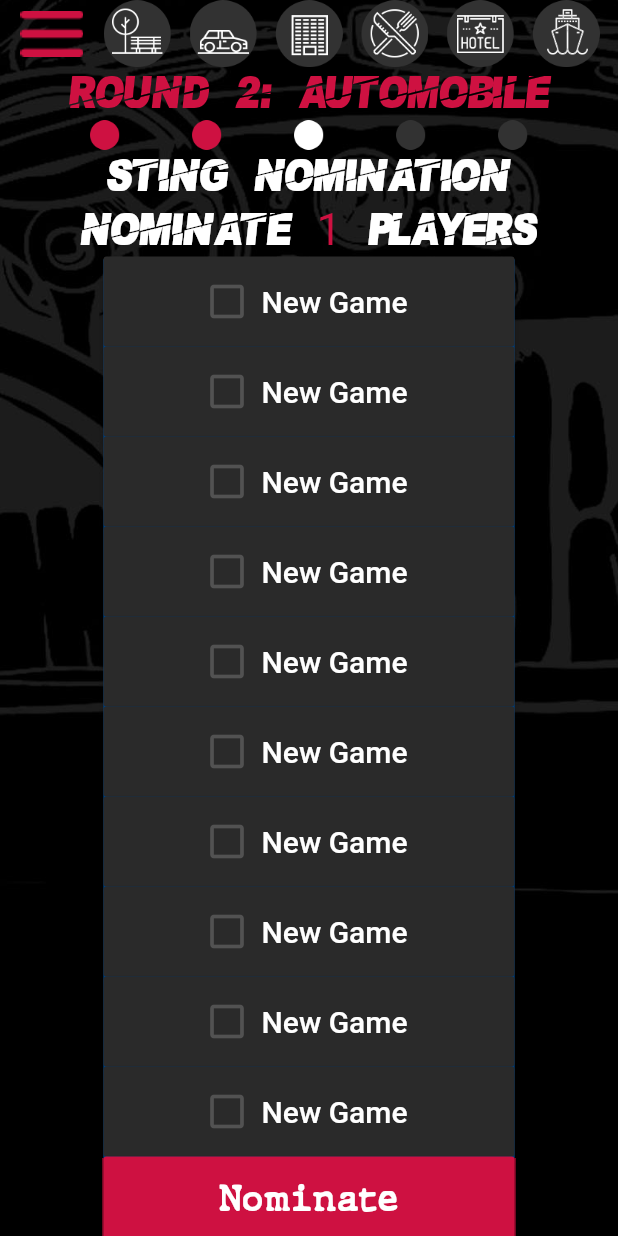
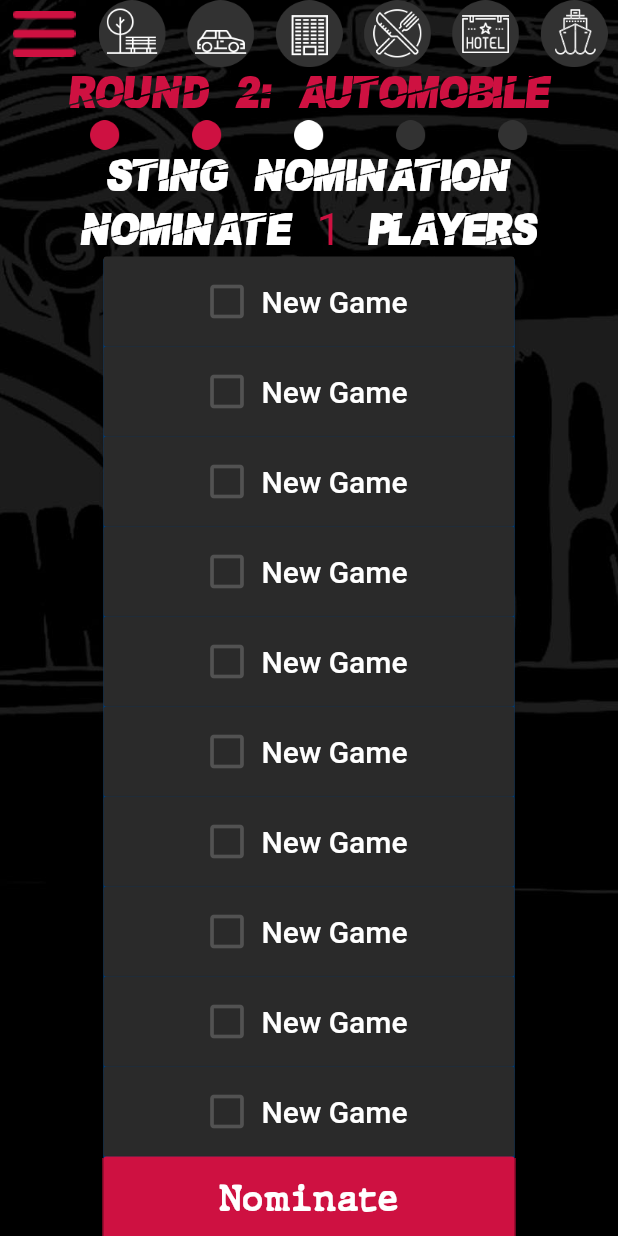
Before and after one commit to YuriiVasylyshyn/test_linkup, a Flutter app: the StingNomination screen opened directly, on a phone screen of 412 x 824 dp. Run offline on Flutter 3.47's test engine with Material 2 defaults, Android fonts, the phone set to English and light mode, and no system bars.

Commit message:
Update StingNomination.dart

```diff
--- a/lib/StingNomination.dart
+++ b/lib/StingNomination.dart
@@ -44,10 +44,10 @@ class _StingNominationState extends State<StingNomination> {
       ListView(
         children: <Widget>[
           Column(
-            mainAxisAlignment: MainAxisAlignment.spaceEvenly,
+            mainAxisAlignment: MainAxisAlignment.spaceAround,
             children: <Widget>[
               Row(
-                mainAxisAlignment: MainAxisAlignment.spaceEvenly,
+                mainAxisAlignment: MainAxisAlignment.spaceAround,
                 children: <Widget>[
                   Image(
                     image: AssetImage('icons/menu.png'),
```
